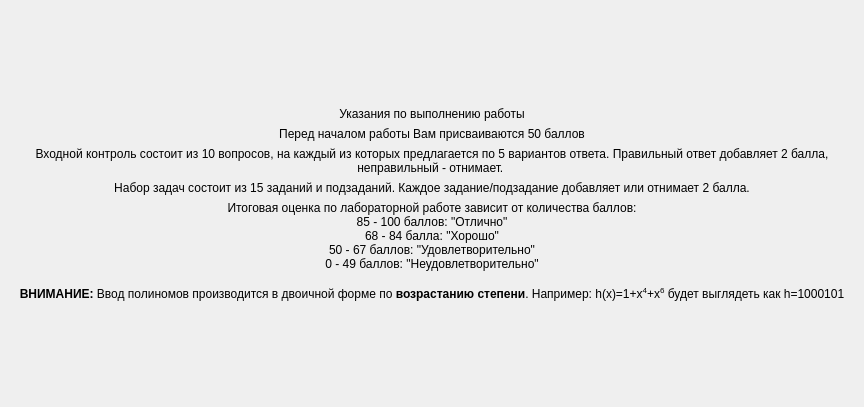
This is screen/screendescription.ui in bukhmastov/kpsp as Qt 5 draws it before an edit. The edited form follows.
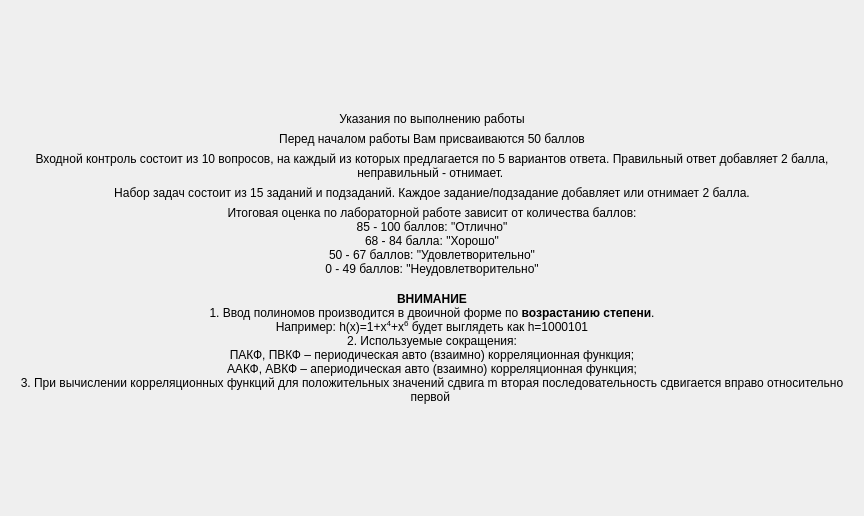
This is the edited form.

The edit to the form file:
```diff
--- a/screen/screendescription.ui
+++ b/screen/screendescription.ui
@@ -7,7 +7,7 @@
     <x>0</x>
     <y>0</y>
     <width>864</width>
-    <height>407</height>
+    <height>516</height>
    </rect>
   </property>
   <property name="windowTitle">
@@ -147,7 +147,9 @@
         <string notr="true">font: 12pt &quot;MS Shell Dlg 2&quot;;</string>
        </property>
        <property name="text">
-        <string>&lt;b&gt;ВНИМАНИЕ:&lt;/b&gt; Ввод полиномов производится в двоичной форме по &lt;b&gt;возрастанию степени&lt;/b&gt;. Например: h(x)=1+x&lt;sup&gt;4&lt;/sup&gt;+x&lt;sup&gt;6&lt;/sup&gt; будет выглядеть как h=1000101</string>
+        <string>&lt;b&gt;ВНИМАНИЕ&lt;/b&gt;&lt;br&gt;1. Ввод полиномов производится в двоичной форме по &lt;b&gt;возрастанию степени&lt;/b&gt;.&lt;br&gt;Например: h(x)=1+x&lt;sup&gt;4&lt;/sup&gt;+x&lt;sup&gt;6&lt;/sup&gt; будет выглядеть как h=1000101&lt;br&gt;2. Используемые сокращения:&lt;br&gt;ПАКФ, ПВКФ – периодическая авто (взаимно) корреляционная функция;&lt;br&gt;
+ААКФ, АВКФ – апериодическая авто (взаимно) корреляционная функция;&lt;br&gt;3. При вычислении корреляционных функций для положительных значений сдвига m вторая последовательность сдвигается вправо относительно первой
+</string>
        </property>
        <property name="alignment">
         <set>Qt::AlignCenter</set>
```
